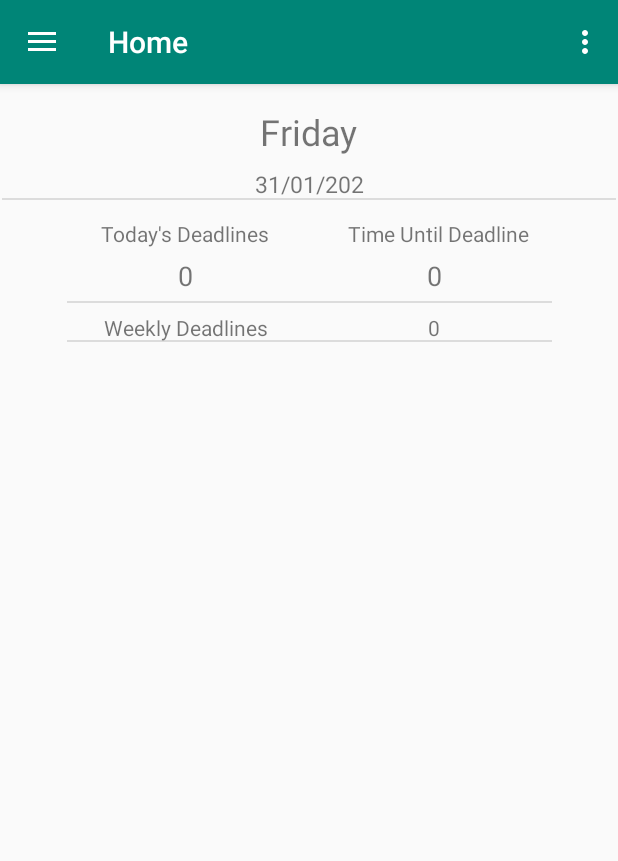
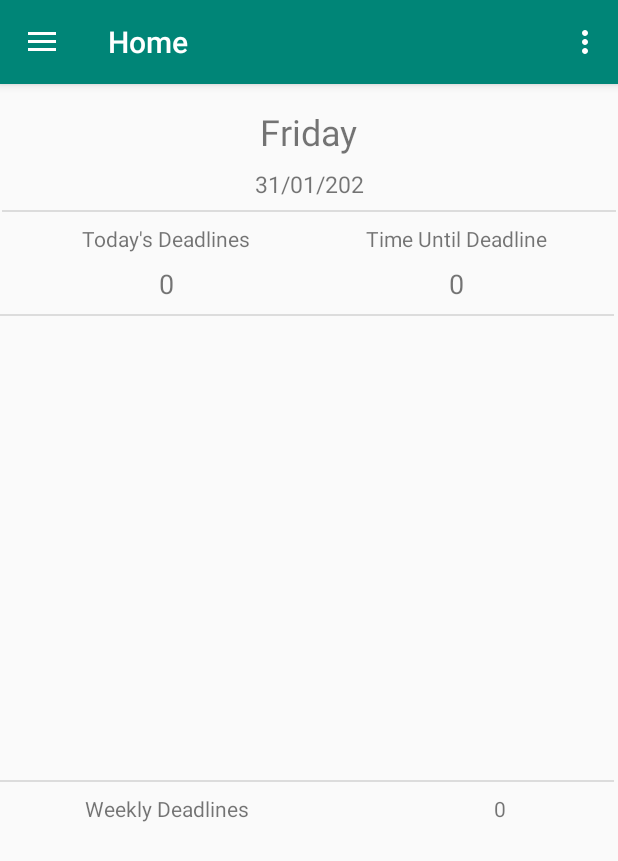
Before and after one commit to TheCrunchy/finalyearProjectV2, an Android app: the screen it shows after launch (MainActivity), on a phone screen of 412 x 824 dp. Shown: the top 861 px of the screen. Run offline under Robolectric (Android 15) with nearby library versions, the phone set to English and light mode, and no system bars; our stand-ins replace navigation-ui.

Commit message:
Worked on the home UI, things need aligning and timer adding

```diff
--- a/app/src/main/java/com/cameron/finalyearprojectv2/UserData.java
+++ b/app/src/main/java/com/cameron/finalyearprojectv2/UserData.java
@@ -12,13 +12,13 @@ public final class UserData {
         return instance;
     }
 
-    public void addGoal(String goal, String deadline){
+    public void addGoal(String goalTitle, String subGoal, String deadline){
         String[]split = deadline.split("/");
         if (split[1].length() == 1){
             split[1] = "0" + split[1];
         }
         String newDeadline = split[0] + "/" +split[1] + "/" + split[2];
-        goals.addGoal(goal, newDeadline);
+        goals.addGoal(goalTitle, subGoal, newDeadline);
     }
     public void removeGoal(String goal){
         goals.removeGoal(goal);
--- a/app/src/main/java/com/cameron/finalyearprojectv2/ui/goals/GoalsFragment.java
+++ b/app/src/main/java/com/cameron/finalyearprojectv2/ui/goals/GoalsFragment.java
@@ -26,7 +26,7 @@ public class GoalsFragment extends Fragment {
         goalsViewModel =
                 ViewModelProviders.of(this).get(GoalsViewModel.class);
         View root = inflater.inflate(R.layout.fragment_goals, container, false);
-        final TextView textView = root.findViewById(R.id.text_goals);
+        final TextView textView = root.findViewById(R.id.text_goalsTitle);
         goalsViewModel.getText().observe(this, new Observer<String>() {
             @Override
             public void onChanged(@Nullable String s) {
--- a/app/src/main/res/layout/fragment_home.xml
+++ b/app/src/main/res/layout/fragment_home.xml
@@ -33,146 +33,117 @@
 
     <ScrollView
         android:id="@+id/scrollView2"
-        android:layout_width="323dp"
-        android:layout_height="510dp"
-        android:layout_marginTop="90dp"
+        android:layout_width="315dp"
+        android:layout_height="293dp"
+        android:layout_marginTop="8dp"
         android:layout_weight="1"
         android:scrollbars="none"
         app:layout_constraintEnd_toEndOf="parent"
         app:layout_constraintStart_toStartOf="parent"
-        app:layout_constraintTop_toTopOf="parent">
+        app:layout_constraintTop_toBottomOf="@+id/divider4">
 
-        <RelativeLayout
+        <TableLayout
+            android:id="@+id/tableForGoals"
             android:layout_width="match_parent"
-            android:layout_height="match_parent"
-            android:gravity="center|left"
-            android:orientation="vertical">
-
-            <View
-                android:id="@+id/divider"
-                android:layout_width="409dp"
-                android:layout_height="1dp"
-                android:layout_below="@+id/textViewDeadlinesTodayLabel"
-                android:layout_centerHorizontal="true"
-                android:layout_marginTop="35dp"
-                android:layout_marginBottom="0dp"
-                android:background="?android:attr/listDivider"
-                tools:layout_editor_absoluteY="82dp" />
-
-            <TextView
-                android:id="@+id/textViewDeadlinesTodayLabel"
-                android:layout_width="157dp"
-                android:layout_height="wrap_content"
-                android:layout_alignParentLeft="true"
-                android:layout_alignParentTop="true"
-                android:text="@string/dailyDeadline"
-                android:textAlignment="center"
-                app:layout_constraintBottom_toTopOf="@id/textViewDeadlinesToday"
-                tools:layout_editor_absoluteX="64dp" />
-
-            <TextView
-                android:id="@+id/textViewTimeUntilDeadlineLabel"
-                android:layout_width="152dp"
-                android:layout_height="wrap_content"
-                android:layout_alignParentTop="true"
-                android:layout_alignParentRight="true"
-                android:layout_centerHorizontal="true"
-                android:layout_marginTop="0dp"
-                android:text="@string/timeDeadline"
-                android:textAlignment="center"
-                app:layout_constraintBottom_toTopOf="@id/textViewDeadlinesToday"
-                tools:layout_editor_absoluteX="64dp" />
-
-
-            <TextView
-                android:id="@+id/textViewDeadlinesToday"
-                android:layout_width="157dp"
-                android:layout_height="wrap_content"
-                android:layout_below="@+id/textViewDeadlinesTodayLabel"
-                android:layout_alignParentLeft="true"
-                android:layout_marginLeft="0dp"
-                android:layout_marginTop="6dp"
-                android:text="TextView"
-                android:textAlignment="center"
-                android:textSize="18sp"
-                app:layout_constraintStart_toStartOf="@id/textViewDeadlinesTodayLabel"
-                app:layout_constraintTop_toTopOf="@id/textViewDeadlinesTodayLabel" />
-
-            <TextView
-                android:id="@+id/textViewClosestDeadlineLabel"
-                android:layout_width="157dp"
-                android:layout_height="wrap_content"
-                android:layout_below="@+id/textViewDeadlinesTodayLabel"
-                android:layout_alignParentRight="true"
-                android:layout_marginLeft="0dp"
-                android:layout_marginTop="6dp"
-                android:text="TextView"
-                android:textAlignment="center"
-                android:textSize="18sp"
-                app:layout_constraintStart_toStartOf="@id/textViewDeadlinesTodayLabel"
-                app:layout_constraintTop_toTopOf="@id/textViewDeadlinesTodayLabel" />
-
-            <TableLayout
-                android:id="@+id/tableForGoals"
-                android:layout_width="match_parent"
-                android:layout_height="match_parent"
-                android:layout_alignParentLeft="true"
-                android:layout_alignParentBottom="true"
-                android:layout_marginLeft="5dp"
-                android:layout_marginRight="5dp"
-                android:scrollbars="vertical"
-                android:textAlignment="center"
-                android:visibility="visible"
-                app:layout_constraintStart_toStartOf="parent" />
-
-            <View
-                android:id="@+id/divider3"
-                android:layout_width="409dp"
-                android:layout_height="1dp"
-                android:layout_below="@+id/tableForGoals"
-                android:layout_alignParentLeft="true"
-                android:layout_alignParentBottom="true"
-                android:layout_centerHorizontal="true"
-                android:layout_marginTop="30dp"
-                android:layout_marginBottom="0dp"
-                android:background="?android:attr/listDivider"
-                tools:layout_editor_absoluteY="82dp" />
-
-            <TextView
-                android:id="@+id/textViewDeadlinesThisWeekLabel"
-                android:layout_width="157dp"
-                android:layout_height="match_parent"
-                android:layout_below="@+id/divider3"
-                android:layout_alignParentLeft="true"
-                android:layout_alignParentBottom="true"
-                android:layout_marginTop="6dp"
-                android:text="@string/weeklyDeadline"
-                android:textAlignment="center" />
-
-            <TextView
-                android:id="@+id/textViewDeadlinesThisWeek"
-                android:layout_width="157dp"
-                android:layout_height="match_parent"
-                android:layout_below="@+id/textViewDeadlinesThisWeekLabel"
-                android:layout_alignParentRight="true"
-                android:layout_alignParentBottom="true"
-                android:layout_marginTop="6dp"
-                android:text="TextView"
-                android:textAlignment="center"
-                android:textSize="14sp" />
-
-
-        </RelativeLayout>
+            android:layout_height="wrap_content"
+            android:scrollbars="vertical"
+            android:textAlignment="center"
+            android:visibility="visible" />
     </ScrollView>
 
     <View
         android:id="@+id/divider2"
         android:layout_width="409dp"
         android:layout_height="1dp"
+        android:layout_marginTop="8dp"
         android:background="?android:attr/listDivider"
         app:layout_constraintEnd_toEndOf="parent"
         app:layout_constraintStart_toStartOf="parent"
         app:layout_constraintTop_toBottomOf="@+id/text_home" />
 
+    <TextView
+        android:id="@+id/textViewDeadlinesThisWeekLabel"
+        android:layout_width="157dp"
+        android:layout_height="30dp"
+        android:layout_marginStart="32dp"
+        android:layout_marginTop="8dp"
+        android:text="@string/weeklyDeadline"
+        android:textAlignment="center"
+        app:layout_constraintStart_toStartOf="parent"
+        app:layout_constraintTop_toBottomOf="@+id/divider5" />
+
+    <TextView
+        android:id="@+id/textViewDeadlinesThisWeek"
+        android:layout_width="157dp"
+        android:layout_height="30dp"
+        android:layout_marginTop="8dp"
+        android:text="TextView"
+        android:textAlignment="center"
+        android:textSize="14sp"
+        app:layout_constraintEnd_toEndOf="parent"
+        app:layout_constraintTop_toBottomOf="@+id/divider5" />
+
+    <TextView
+        android:id="@+id/textViewDeadlinesTodayLabel"
+        android:layout_width="157dp"
+        android:layout_height="wrap_content"
+        android:layout_marginStart="32dp"
+        android:layout_marginTop="8dp"
+        android:text="@string/dailyDeadline"
+        android:textAlignment="center"
+        app:layout_constraintStart_toStartOf="parent"
+        app:layout_constraintTop_toBottomOf="@+id/divider2" />
+
+    <TextView
+        android:id="@+id/textViewTimeUntilDeadlineLabel"
+        android:layout_width="152dp"
+        android:layout_height="wrap_content"
+        android:layout_marginTop="8dp"
+        android:layout_marginEnd="32dp"
+        android:text="@string/timeDeadline"
+        android:textAlignment="center"
+        app:layout_constraintEnd_toEndOf="parent"
+        app:layout_constraintTop_toBottomOf="@+id/divider2" />
+
+    <TextView
+        android:id="@+id/textViewDeadlinesToday"
+        android:layout_width="157dp"
+        android:layout_height="wrap_content"
+        android:layout_marginTop="8dp"
+        android:text="TextView"
+        android:textAlignment="center"
+        android:textSize="18sp"
+        app:layout_constraintStart_toStartOf="@id/textViewDeadlinesTodayLabel"
+        app:layout_constraintTop_toBottomOf="@+id/textViewDeadlinesTodayLabel" />
+
+    <TextView
+        android:id="@+id/textViewClosestDeadlineLabel"
+        android:layout_width="152dp"
+        android:layout_height="wrap_content"
+        android:layout_marginTop="8dp"
+        android:text="TextView"
+        android:textAlignment="center"
+        android:textSize="18sp"
+        app:layout_constraintEnd_toEndOf="@+id/textViewTimeUntilDeadlineLabel"
+        app:layout_constraintTop_toBottomOf="@+id/textViewTimeUntilDeadlineLabel" />
+
+    <View
+        android:id="@+id/divider4"
+        android:layout_width="409dp"
+        android:layout_height="1dp"
+        android:layout_marginTop="8dp"
+        android:background="?android:attr/listDivider"
+        app:layout_constraintTop_toBottomOf="@+id/textViewDeadlinesToday "
+        tools:layout_editor_absoluteX="1dp" />
+
+    <View
+        android:id="@+id/divider5"
+        android:layout_width="409dp"
+        android:layout_height="1dp"
+        android:layout_marginTop="8dp"
+        android:background="?android:attr/listDivider"
+        app:layout_constraintTop_toBottomOf="@+id/scrollView2"
+        tools:layout_editor_absoluteX="1dp" />
+
 
 </androidx.constraintlayout.widget.ConstraintLayout>
--- a/app/src/main/res/layout/fragment_home2.xml
+++ b/app/src/main/res/layout/fragment_home2.xml
@@ -30,7 +30,7 @@
         app:layout_constraintTop_toTopOf="parent" />
 
     <TextView
-        android:id="@+id/textViewDeadlinesToday"
+        android:id="@+id/textViewClosestDeadlineLabel"
         android:layout_width="123dp"
         android:layout_height="50dp"
         android:layout_marginStart="56dp"
```
Also changed, not shown: app/src/main/java/com/cameron/finalyearprojectv2/Goal.java (+13 -10 lines), app/src/main/java/com/cameron/finalyearprojectv2/MainActivity.java (+7 -4 lines), app/src/main/java/com/cameron/finalyearprojectv2/ui/home/HomeFragment.java (+39 -20 lines), app/src/main/res/layout/fragment_goals.xml (+19 -4 lines).
